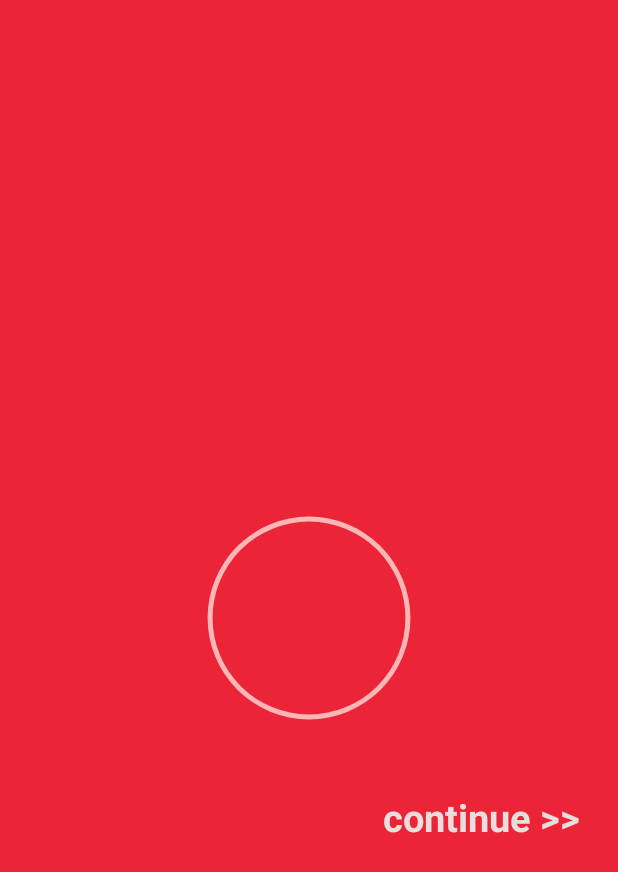
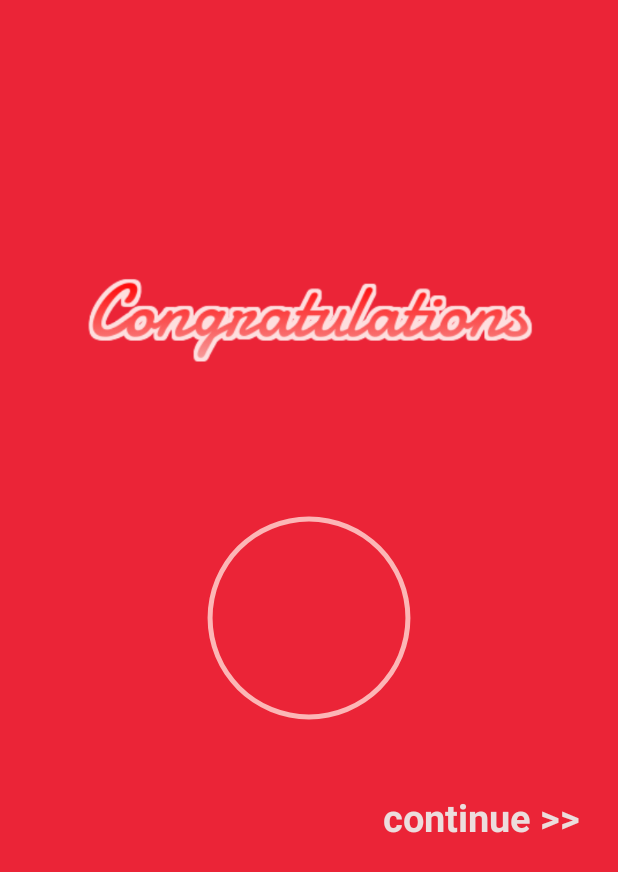
Before and after one commit to Puna522025/Wedding, an Android app: the EndScreen screen opened directly, with no data from a screen before it, on a phone screen of 412 x 824 dp. Shown: the top 872 px of the screen. Run offline under Robolectric (Android 15) with nearby library versions, the phone set to English and light mode, and no system bars; 1 statement that could not run was skipped.

Commit message:
end screen

```diff
--- a/app/src/main/res/layout/final_screen.xml
+++ b/app/src/main/res/layout/final_screen.xml
@@ -6,6 +6,13 @@
     android:orientation="vertical"
     android:background="@color/colorRed">
 
+    <ImageView
+        android:layout_width="300dp"
+        android:layout_height="wrap_content"
+        android:src="@drawable/congrats"
+        android:layout_centerHorizontal="true"
+        android:layout_above="@+id/progressBar"
+        android:layout_marginBottom="70dp"/>
     <ProgressBar
         android:id="@+id/progressBar"
         style="?android:attr/progressBarStyleHorizontal"
```
Also changed, not shown: app/src/main/res/drawable/congrats.png (added).
